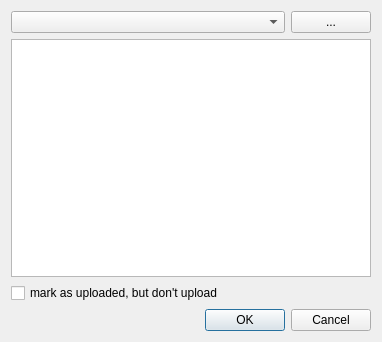
Before: the Qt Designer form uploaddialog.ui in KDE/quanta, drawn with Qt 5.
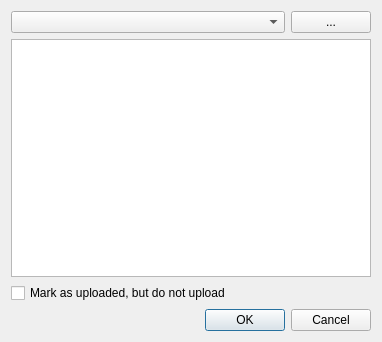
After: the same form once the commit is applied.

Commit message: Adapt to the styleguide.

The edit to the form file:
```diff
--- a/uploaddialog.ui
+++ b/uploaddialog.ui
@@ -46,7 +46,7 @@
    <item>
     <widget class="QCheckBox" name="markUploadedCheckBox" >
      <property name="text" >
-      <string>mark as uploaded, but don't upload</string>
+      <string>Mark as uploaded, but do not upload</string>
      </property>
     </widget>
    </item>
```
